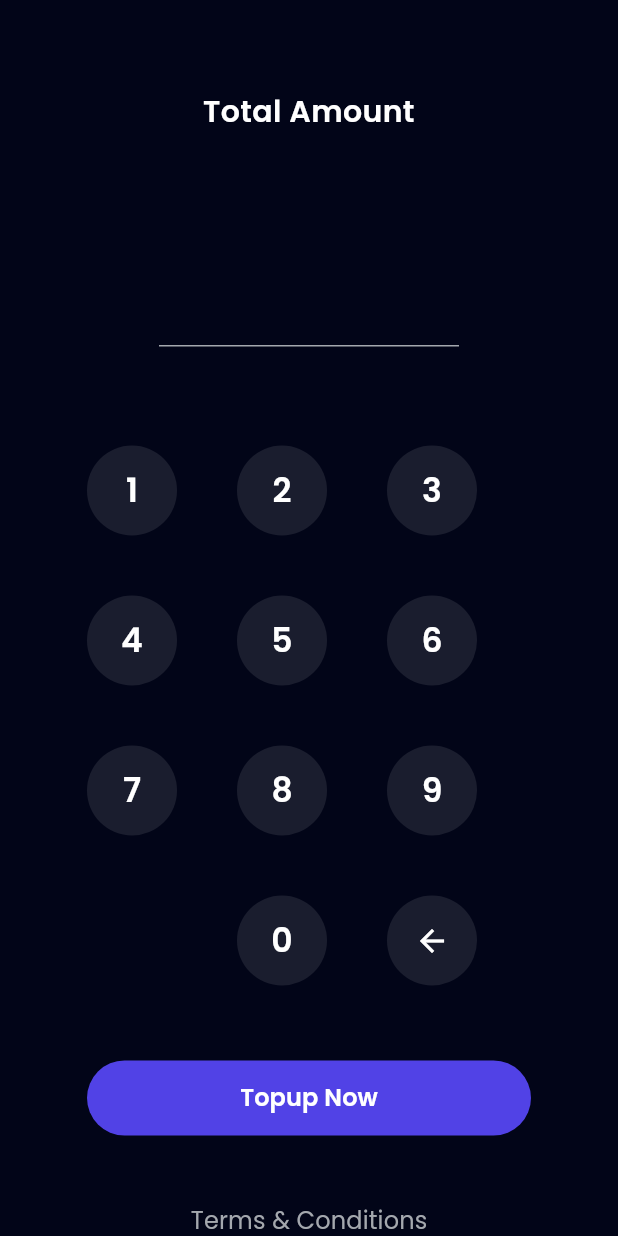
After one commit to kingslyDev/E-walletmobile, a Flutter app: the TopupAmountPage screen opened by its route, after a tap on the "arrow back" icon, on a phone screen of 412 x 824 dp. The commit adds this screen. Run offline on Flutter 3.47's test engine with Material 3 defaults, Android fonts, the phone set to English and light mode, and no system bars; our stand-ins replace carousel_slider, google_fonts.

Commit message:
topup amount page

```diff
--- a/lib/main.dart
+++ b/lib/main.dart
@@ -12,6 +12,7 @@ import 'package:bankga/ui/pages/register/register_success.dart';
 import 'package:bankga/ui/pages/register_page.dart';
 import 'package:bankga/ui/pages/signin_page.dart';
 import 'package:bankga/ui/pages/splash_screen.dart';
+import 'package:bankga/ui/pages/topup/topup_amount_page.dart';
 import 'package:bankga/ui/pages/topup/topup_page.dart';
 import 'package:flutter/material.dart';
 
@@ -51,6 +52,7 @@ class MyApp extends StatelessWidget {
         '/editpin': (context) => EditPinPage(),
         '/editacc': (context) => EditSuccessPage(),
         '/topup': (context) => TopupPage(),
+        '/topupamount': (context) => TopupAmountPage(),
       },
     );
   }
--- /dev/null
+++ b/lib/ui/pages/topup/topup_amount_page.dart
@@ -0,0 +1,208 @@
+import 'package:bankga/shared/themes.dart';
+import 'package:bankga/ui/widgets/button.dart';
+import 'package:flutter/material.dart';
+
+class TopupAmountPage extends StatefulWidget {
+  const TopupAmountPage({super.key});
+
+  @override
+  State<TopupAmountPage> createState() => _TopupAmountPageState();
+}
+
+class _TopupAmountPageState extends State<TopupAmountPage> {
+  final TextEditingController amountController =
+      TextEditingController(text: '0');
+
+  addAmount(String number) {
+    if (amountController.text == '0' && number == '0') {
+      // Jika angka yang dimasukkan adalah 0 dan input sudah 0, tidak lakukan apa-apa
+      return;
+    }
+
+    if (amountController.text == '0') {
+      // Jika input hanya 0, reset menjadi kosong
+      setState(() {
+        amountController.text = '';
+      });
+    }
+
+    setState(() {
+      amountController.text = amountController.text + number;
+    });
+  }
+
+  deleteAmount() {
+    if (amountController.text.isNotEmpty) {
+      setState(() {
+        amountController.text = amountController.text
+            .substring(0, amountController.text.length - 1);
+      });
+    }
+  }
+
+  @override
+  Widget build(BuildContext context) {
+    return Scaffold(
+      backgroundColor: darkBackgroundColor,
+      body: ListView(
+        padding: const EdgeInsets.symmetric(horizontal: 58),
+        children: [
+          SizedBox(
+            height: 60,
+          ),
+          Text(
+            'Total Amount',
+            style: whiteTextStyle.copyWith(
+              fontSize: 20,
+              fontWeight: semiBold,
+            ),
+            textAlign: TextAlign.center,
+          ),
+          const SizedBox(
+            height: 72,
+          ),
+          Align(
+            child: SizedBox(
+              width: 200,
+              child: TextFormField(
+                controller: amountController,
+                cursorColor: greyColor,
+                enabled: false,
+                style: whiteTextStyle.copyWith(
+                  fontSize: 36,
+                  fontWeight: semiBold,
+                  letterSpacing: 2,
+                ),
+                decoration: InputDecoration(
+                  prefix: Text(
+                    'Rp',
+                    style: whiteTextStyle.copyWith(
+                      fontSize: 36,
+                      fontWeight: semiBold,
+                    ),
+                  ),
+                  disabledBorder: UnderlineInputBorder(
+                    borderSide: BorderSide(
+                      color: greyColor,
+                    ),
+                  ),
+                  focusedBorder: UnderlineInputBorder(
+                    borderSide: BorderSide(
+                      color: greyColor,
+                    ),
+                  ),
+                ),
+              ),
+            ),
+          ),
+          SizedBox(
+            height: 66,
+          ),
+          Wrap(
+            spacing: 40,
+            runSpacing: 40,
+            children: [
+              CustomInputButton(
+                nomer: '1',
+                onTap: () {
+                  addAmount('1');
+                },
+              ),
+              CustomInputButton(
+                nomer: '2',
+                onTap: () {
+                  addAmount('2');
+                },
+              ),
+              CustomInputButton(
+                nomer: '3',
+                onTap: () {
+                  addAmount('3');
+                },
+              ),
+              CustomInputButton(
+                nomer: '4',
+                onTap: () {
+                  addAmount('4');
+                },
+              ),
+              CustomInputButton(
+                nomer: '5',
+                onTap: () {
+                  addAmount('5');
+                },
+              ),
+              CustomInputButton(
+                nomer: '6',
+                onTap: () {
+                  addAmount('6');
+                },
+              ),
+              CustomInputButton(
+                nomer: '7',
+                onTap: () {
+                  addAmount('7');
+                },
+              ),
+              CustomInputButton(
+                nomer: '8',
+                onTap: () {
+                  addAmount('8');
+                },
+              ),
+              CustomInputButton(
+                nomer: '9',
+                onTap: () {
+                  addAmount('9');
+                },
+              ),
+              SizedBox(
+                width: 60,
+                height: 60,
+              ),
+              CustomInputButton(
+                nomer: '0',
+                onTap: () {
+                  addAmount('0');
+                },
+              ),
+              GestureDetector(
+                onTap: () {
+                  deleteAmount();
+                },
+                child: Container(
+                  width: 60,
+                  height: 60,
+                  decoration: BoxDecoration(
+                    shape: BoxShape.circle,
+                    color: numberColor,
+                  ),
+                  child: Center(
+                    child: Icon(
+                      Icons.arrow_back,
+                      color: whiteColor,
+                    ),
+                  ),
+                ),
+              ),
+            ],
+          ),
+          SizedBox(
+            height: 50,
+          ),
+          CustomFilledButton(
+            title: 'Topup Now',
+            onPressed: () {},
+          ),
+          const SizedBox(
+            height: 25,
+          ),
+          CustomTextWidget(title: 'Terms & Conditions'),
+          const SizedBox(
+            height: 25,
+          ),
+        ],
+      ),
+    );
+  }
+}
--- a/lib/ui/pages/topup/topup_page.dart
+++ b/lib/ui/pages/topup/topup_page.dart
@@ -93,7 +93,12 @@ class TopupPage extends StatelessWidget {
               SizedBox(
                 height: 30,
               ),
-              CustomFilledButton(title: 'Continue'),
+              CustomFilledButton(
+                title: 'Continue',
+                onPressed: () {
+                  Navigator.pushNamed(context, '/topupamount');
+                },
+              ),
               SizedBox(
                 height: 30,
               ),
```
